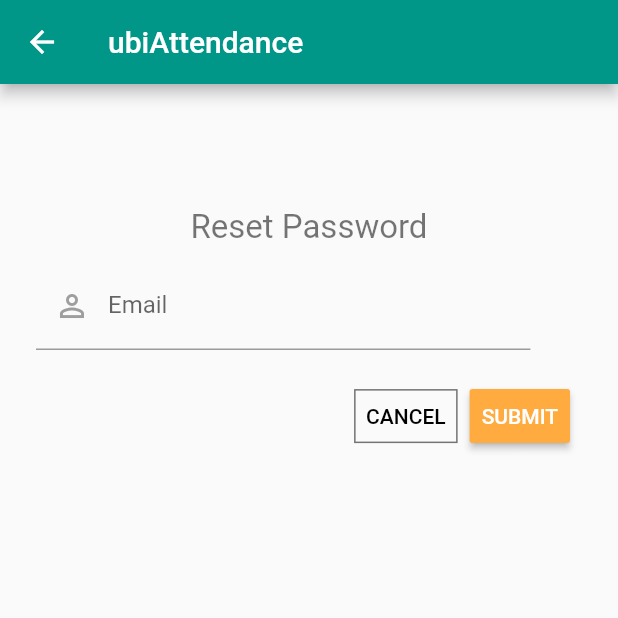
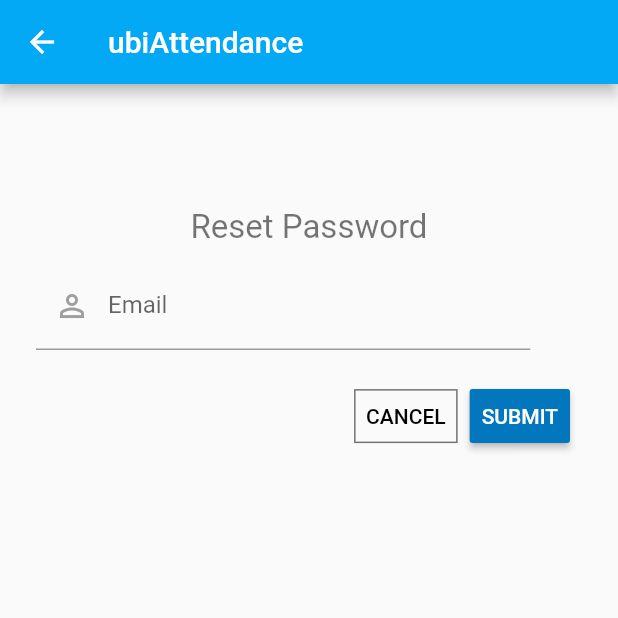
Before and after one commit to ubitechdevelopers/ubisales_LiveReleaseVersion1.1.0new_changes1.02020-12-11_somya, a Flutter app: the screen it shows after launch, after a tap on "LOGIN", after a tap on "Forgot Password?", on a phone screen of 412 x 824 dp, the top half of it. Run offline on Flutter 3.47's test engine with Material 2 defaults, Android fonts, the phone set to English and light mode, and no system bars; our stand-ins replace camera, charts_flutter, connectivity, csv, datetime_picker_formfield, dio and 10 more; missing offline and left inert: android_intent, barcode_scan, exifdart, flutter_html_view, geocoder, launch_review and 1 more; accounts and stored records are empty; network calls fail; key blocks and very long unbroken strings in the code were emptied for the run.

Commit message:
sone changes

```diff
--- a/lib/about.dart
+++ b/lib/about.dart
@@ -3,6 +3,7 @@
 import 'package:shared_preferences/shared_preferences.dart';
 import 'drawer.dart';
 import 'home.dart';
+import 'globals.dart';
 void main() => runApp(new MyAppAbout());
 
 class MyAppAbout extends StatefulWidget {
@@ -50,7 +51,7 @@
     MaterialPageRoute(builder: (context) => HomePage()),
     );
     },),
-          backgroundColor: Colors.teal,
+          backgroundColor: appcolor,
         ),
         endDrawer: new AppDrawer(),
         body: new SingleChildScrollView(
--- a/lib/flexi_time.dart
+++ b/lib/flexi_time.dart
@@ -548,7 +548,7 @@
                       ),
                       shape: new CircleBorder(),
                       elevation: 0.5,
-                      fillColor: Colors.teal,
+                      fillColor: appcolor,
                       padding: const EdgeInsets.all(1.0),
                     ),
                   ),*/
--- a/lib/globals.dart
+++ b/lib/globals.dart
@@ -8,9 +8,10 @@
 Color splashcolor = Colors.teal.shade100;
 Color textcolor = Colors.black54;
 
-Color appcolor =  Colors.teal;
-Color buttoncolor =  Colors.orangeAccent;
-Color headingcolor =  Colors.orange;
+
+Color appcolor =  Colors.lightBlue;
+Color buttoncolor =  Colors.lightBlue[800];
+Color headingcolor =  Colors.lightBlue[800];
 
 /*
 String path="http://192.168.0.200/ubiattendance/index.php/Att_services/";
--- a/lib/holidays.dart
+++ b/lib/holidays.dart
@@ -81,7 +81,7 @@
         ),
         leading: IconButton(icon:Icon(Icons.arrow_back),onPressed:(){
           Navigator.pop(context);}),
-        backgroundColor: Colors.teal,
+        backgroundColor: appcolor,
       ),
       bottomNavigationBar: Bottomnavigationbar(),
 
--- a/lib/login.dart
+++ b/lib/login.dart
@@ -49,6 +49,7 @@
 
 
   bool loader = false;
+  bool imageloder = false;
   FocusNode textSecondFocusNode = new FocusNode();
   final _usernameController = TextEditingController();
   final _passwordController = TextEditingController();
@@ -126,6 +127,7 @@
     }
 
     setState(() {
+      imageloder = true;
       loginuser = prefs.getString('username') ?? "";
       _usernameController.text=loginuser;
     });
@@ -135,7 +137,18 @@
   @override
   Widget build(BuildContext context) {
     return new Scaffold(
-      body:new Builder(
+      body:
+      //imageloder?
+      new Stack(
+
+          children: <Widget>[
+            new Container(
+              decoration: new BoxDecoration(
+                image: new DecorationImage(image: new AssetImage("assets/background.jpg"), fit: BoxFit.cover,),
+              ),
+            ),
+            imageloder?
+      new Builder(
         builder: (BuildContext context) {
           return new Center(
           child: Form(
@@ -150,10 +163,10 @@
                       Image.asset(
                           'assets/logo.png', height: 150.0, width: 150.0,),
                       (loader) ? Center(child : new CircularProgressIndicator()) : SizedBox(height: 2.0),
-                      /*Text('Log In', style: new TextStyle(fontSize: 20.0)),*/
+
                     ],
                   ),
-                  /*SizedBox(height: 10.0),*/
+
                   Row(
                     mainAxisAlignment: MainAxisAlignment.end,
                     children: <Widget>[
@@ -165,13 +178,7 @@
                           setState(() {
                             loader = true;
                           });
-                          /*var internetAvailable= checkConnectionToServer().then((connected){
-
-                            if(connected==0){
-                                 markAttByQROffline(context);
-                               }
-                               else{
-                              */   scan().then((onValue){
+                            scan().then((onValue){
                                    print("******************** QR value **************************");
                                    print(onValue);
                                    print("******************** QR value **************************");
@@ -239,18 +246,9 @@
                     children: <Widget>[
                       ButtonBar(
                         children: <Widget>[
-                          FlatButton(
-                            shape: Border.all(color: Colors.black54),
-                            child: Text('CANCEL'),
-                            onPressed: () {
-                              Navigator.push(
-                                context,
-                                MaterialPageRoute(builder: (context) => AskRegisterationPage()),
-                              );
-                            },
-                          ),
+
                           ButtonTheme(
-                            minWidth: MediaQuery.of(context).size.width*0.25,
+                            minWidth: MediaQuery.of(context).size.width*0.30,
                             child:RaisedButton(
                               child: Text('LOGIN',style: TextStyle(color: Colors.white),),
                               color: buttoncolor,
@@ -267,24 +265,7 @@
                     ],
                   ),
 
-                 /* Row(
-                    mainAxisAlignment: MainAxisAlignment.center,
-                    children: <Widget>[
-                      ButtonTheme(
-                        minWidth: MediaQuery.of(context).size.width*0.3,
-                        child:RaisedButton(
-                        child: Text('Scan QR code'),
-                        color: Colors.orangeAccent,
-                        onPressed: () {
-                         scan().then((onValue){
-                            print(onValue);
-                            markAttByQR(onValue,context);
-                         });
-                        },
-                      ),
-                      ),
-                    ],
-                  ),*/
+
                   Row(
                     mainAxisAlignment: MainAxisAlignment.end,
                     children: <Widget>[
@@ -309,9 +290,10 @@
           ,
           );
         },
-      ),
+      ):Center(child : Center(child : new CircularProgressIndicator())),
+          ],
+      )
     );
-
   }
 
   markAttByQROffline(BuildContext context){
--- a/lib/main.dart
+++ b/lib/main.dart
@@ -27,7 +27,6 @@
     home: new MyApp(),
   ));
 }
-
 
 class MyApp extends StatefulWidget {
   @override
@@ -63,9 +62,6 @@
 
           globalstreamlocationaddr=address;
 
-
-
-
         break;
 
         return new Future.value("");
--- a/lib/offline_attendance_logs.dart
+++ b/lib/offline_attendance_logs.dart
@@ -1,6 +1,7 @@
 // Copyright 2017 The Chromium Authors. All rights reserved.
 // Use of this source code is governed by a BSD-style license that can be
 // found in the LICENSE file.
+import 'package:Shrine/globals.dart' as prefix0;
 import 'package:Shrine/punch_location_summary_offline.dart';
 import 'package:flutter/material.dart';
 import 'package:Shrine/services/services.dart';
@@ -145,7 +146,7 @@
                 MaterialPageRoute(builder: (context) => OfflineHomePage()),
               );
             },),
-            backgroundColor: Colors.teal,
+            backgroundColor: appcolor,
           ),
           bottomNavigationBar:
     Hero(
@@ -154,7 +155,7 @@
 
     currentIndex: _currentIndex,
             type: BottomNavigationBarType.fixed,
-            backgroundColor: Colors.teal,
+            backgroundColor: appcolor,
       onTap: (newIndex) {
         if(newIndex==0){
           Navigator.pushReplacement(
--- a/lib/offline_home.dart
+++ b/lib/offline_home.dart
@@ -398,7 +398,7 @@
             actions: [
 
               RaisedButton.icon(
-                  color:Colors.teal,
+                  color:appcolor,
                   onPressed: (){
                     Navigator.push(
                       context,
@@ -410,7 +410,7 @@
                   label: Text('Logs',style: new TextStyle(color: Colors.white))),
             /*
             RaisedButton.icon(
-            color:Colors.teal,
+            color:appcolor,
             onPressed: (){
               Navigator.push(
                 context,
@@ -429,7 +429,7 @@
               ],
             ),
             automaticallyImplyLeading: false,
-            backgroundColor: Colors.teal,
+            backgroundColor: appcolor,
             // backgroundColor: Color.fromARGB(255,63,163,128),
           ),
           //bottomSheet: getQuickLinksWidget(),
@@ -440,7 +440,7 @@
               child:BottomNavigationBar(
             currentIndex: _currentIndex,
             type: BottomNavigationBarType.fixed,
-            backgroundColor: Colors.teal,
+            backgroundColor: appcolor,
                 onTap: (newIndex) {
               /*
                   if(newIndex==0){
--- a/lib/profile.dart
+++ b/lib/profile.dart
@@ -189,7 +189,7 @@
                           ),
                           shape: new CircleBorder(),
                           elevation: 0.5,
-                          fillColor: Colors.teal[100],
+                          fillColor: appcolor,
                           padding: const EdgeInsets.all(1.0),
                         ),
                         Text("Remove\n photo")
--- a/lib/reports.dart
+++ b/lib/reports.dart
@@ -82,7 +82,7 @@
         ),
         leading: IconButton(icon:Icon(Icons.arrow_back),onPressed:(){
           Navigator.pop(context);}),
-        backgroundColor: Colors.teal,
+        backgroundColor: appcolor,
       ),
 
       bottomNavigationBar: Bottomnavigationbar(),
--- a/pubspec.yaml
+++ b/pubspec.yaml
@@ -97,6 +97,7 @@
       - assets/empvisit.png
       - assets/imgloader.gif
       - assets/icons8-offline-100.png
+      - assets/background.jpg
   # To add assets to your application, add an assets section, like this:
   # assets:
   #  - images/a_dot_burr.jpeg
```
Also changed, not shown: lib/ask_registeration.dart (+6 -6 lines), lib/home.dart (+9 -9 lines), assets/logo.png, 1 other file.
